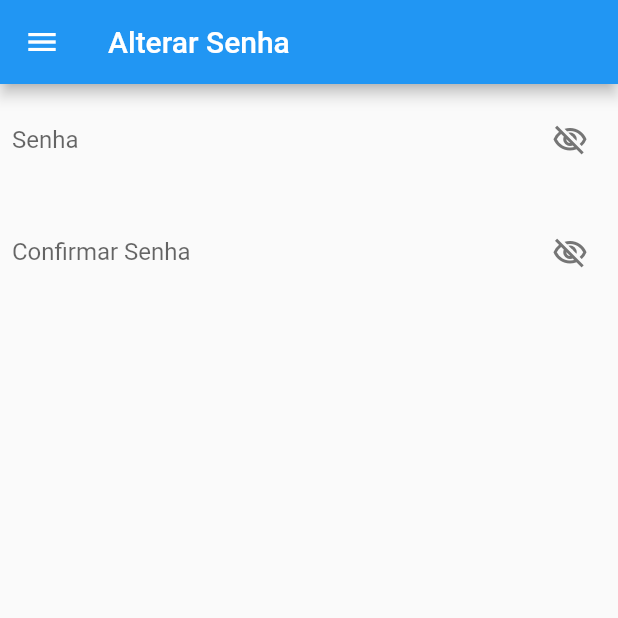
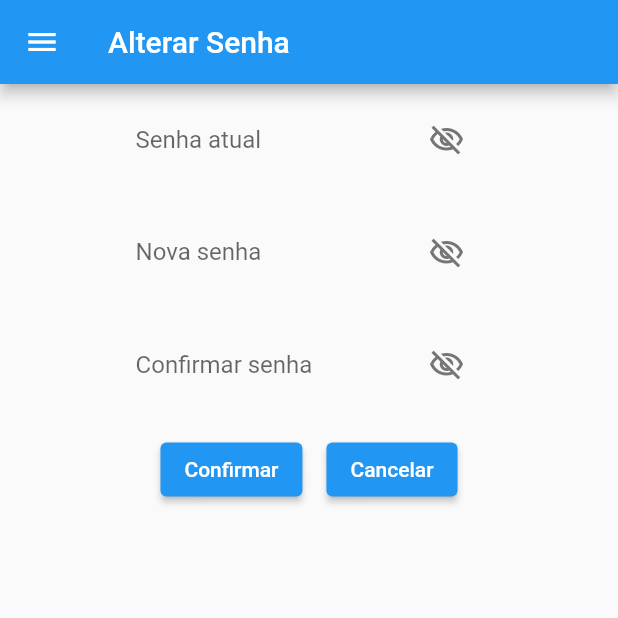
Before and after one commit to RVairoletto/prototipo-navegacao, a Flutter app: the AlterarSenhaView screen opened by its route, on a phone screen of 412 x 824 dp, the top half of it. Run offline on Flutter 3.47's test engine with Material 2 defaults, Android fonts, the phone set to English and light mode, and no system bars; our stand-ins replace email_validator.

```diff
--- a/lib/main.dart
+++ b/lib/main.dart
@@ -1,7 +1,7 @@
 import 'package:flutter/material.dart';
 import 'package:prototipo_navegacao/util/routes.dart';
 
-import 'view/login.dart';
+import 'view/login/login.dart';
 
 void main() {
   runApp(const MyApp());
--- a/lib/util/routes.dart
+++ b/lib/util/routes.dart
@@ -2,13 +2,14 @@ import 'package:flutter/cupertino.dart';
 import 'package:prototipo_navegacao/tela_testes.dart';
 import 'package:prototipo_navegacao/view/alterar_senha.dart';
 import 'package:prototipo_navegacao/view/disciplinas/gerenciar_disciplinas.dart';
+import 'package:prototipo_navegacao/view/login/recuperar_senha.dart';
 import 'package:prototipo_navegacao/view/professores/gerenciar_professores.dart';
 import 'package:prototipo_navegacao/view/menu_principal.dart';
 import 'package:prototipo_navegacao/view/professores/professores_form.dart';
 import 'package:prototipo_navegacao/view/usuarios/gerenciar_usuarios.dart';
 import 'package:prototipo_navegacao/view/usuarios/usuarios_form.dart';
 
-import '../view/login.dart';
+import '../view/login/login.dart';
 
 class Routes {
   static const String login = '/login';
@@ -21,6 +22,7 @@ class Routes {
   static const String usuarios = '/usuarios';
   static const String usuariosForm = '/usuariosForm';
   static const String alterarSenha = '/alterarSenha';
+  static const String recuperarSenha = '/recuperarSenha';
 
   static Map<String, WidgetBuilder> getRoutes() {
     return {
@@ -33,6 +35,7 @@ class Routes {
       usuarios: (context) => const UsuariosView(),
       usuariosForm: (context) => const UsuariosFormView(),
       alterarSenha: (context) => const AlterarSenhaView(),
+      recuperarSenha: (context) => const RecuperarSenhaView(),
     };
   }
 }
--- a/lib/view/alterar_senha.dart
+++ b/lib/view/alterar_senha.dart
@@ -1,6 +1,7 @@
 import 'package:flutter/material.dart';
 import 'package:prototipo_navegacao/controller/controller_usuarios.dart';
 
+import '../util/routes.dart';
 import '../widgets/default_user_drawer.dart';
 
 class AlterarSenhaView extends StatefulWidget {
@@ -28,10 +29,35 @@ class _AlterarSenhaViewState extends State<AlterarSenhaView> {
       ),
       drawer: const DefaultUserDrawer(),
       body: Center(
+        child: SizedBox(
+          width: MediaQuery.of(context).size.width * 0.6,
           child: Column(
             children: [
               //Textbox com o campo de senha atual
-
+              Flexible(
+                child: Padding(
+                  padding: const EdgeInsets.all(8),
+                  child: TextFormField(
+                    controller: ctrSenhaAtual,
+                    obscureText: !exibirSenhaAtual,
+                    decoration: InputDecoration(
+                      labelText: 'Senha atual',
+                      border: InputBorder.none,
+                      suffixIcon: InkWell(
+                        onTap: () => setState(
+                          () => exibirSenhaAtual = !exibirSenhaAtual,
+                        ),
+                        child: Icon(
+                          exibirSenhaAtual
+                              ? Icons.visibility_outlined
+                              : Icons.visibility_off_outlined,
+                          color: const Color(0xFF757575),
+                        ),
+                      ),
+                    ),
+                  ),
+                ),
+              ),
               //Textbox com o campo de nova senha
               Flexible(
                 child: Padding(
@@ -46,7 +72,7 @@ class _AlterarSenhaViewState extends State<AlterarSenhaView> {
                       //caso esse campo se torne igual ao de confirmar senha
                     }),
                     decoration: InputDecoration(
-                    labelText: 'Senha',
+                      labelText: 'Nova senha',
                       border: InputBorder.none,
                       suffixIcon: InkWell(
                         onTap: () => setState(
@@ -93,7 +119,7 @@ class _AlterarSenhaViewState extends State<AlterarSenhaView> {
                       return null;
                     },
                     decoration: InputDecoration(
-                    labelText: 'Confirmar Senha',
+                      labelText: 'Confirmar senha',
                       border: InputBorder.none,
                       suffixIcon: InkWell(
                         onTap: () => setState(
@@ -112,7 +138,33 @@ class _AlterarSenhaViewState extends State<AlterarSenhaView> {
                 ),
               ),
               //Linha com os botões de confirmar e cancelar
+              Row(
+                mainAxisSize: MainAxisSize.min,
+                children: [
+                  //Botão de confirmar
+                  Padding(
+                    padding: const EdgeInsets.all(8.0),
+                    child: ElevatedButton(
+                      onPressed: (){
+                        //rotina de trocar senha
+                      },
+                      child: const Text('Confirmar')
+                    ),
+                  ),
+                  //Botão de cancelar
+                  Padding(
+                    padding: const EdgeInsets.all(8.0),
+                    child: ElevatedButton(
+                      onPressed: () {
+                        Navigator.pushNamed(context, Routes.homePage);
+                      },
+                      child: const Text('Cancelar')
+                    ),
+                  ),
+                ],
+              )
             ]
+          ),
         ),
       ),
     );
```
Also changed, not shown: lib/view/login/login.dart (renamed from lib/view/login.dart, +14 -3 lines), lib/view/login/recuperar_senha.dart (added, +20 -0 lines). Lines whose indentation alone changed are shown as unchanged.
